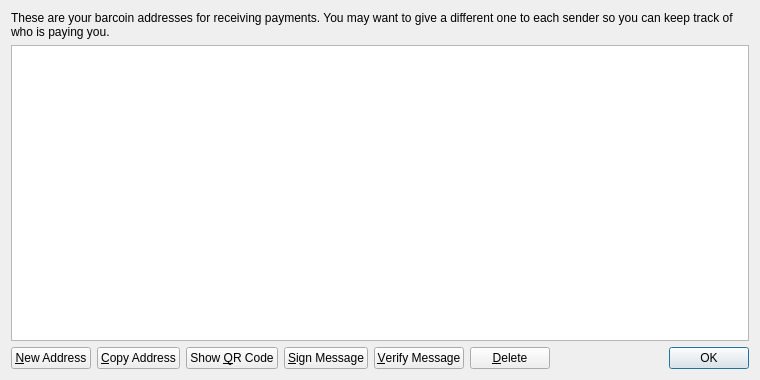
The window that src/qt/forms/addressbookpage.ui (rooblcoin/roobl) describes before a commit, drawn with Qt 5.
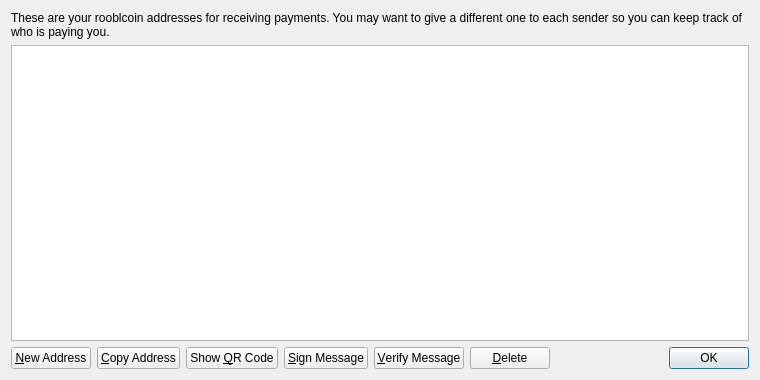
The same window after the commit. Icons and pictures are not drawn.

The edit to the form file:
```diff
--- a/src/qt/forms/addressbookpage.ui
+++ b/src/qt/forms/addressbookpage.ui
@@ -17,7 +17,7 @@
    <item>
     <widget class="QLabel" name="labelExplanation">
      <property name="text">
-      <string>These are your barcoin addresses for receiving payments. You may want to give a different one to each sender so you can keep track of who is paying you.</string>
+      <string>These are your rooblcoin addresses for receiving payments. You may want to give a different one to each sender so you can keep track of who is paying you.</string>
      </property>
      <property name="textFormat">
       <enum>Qt::PlainText</enum>
```
